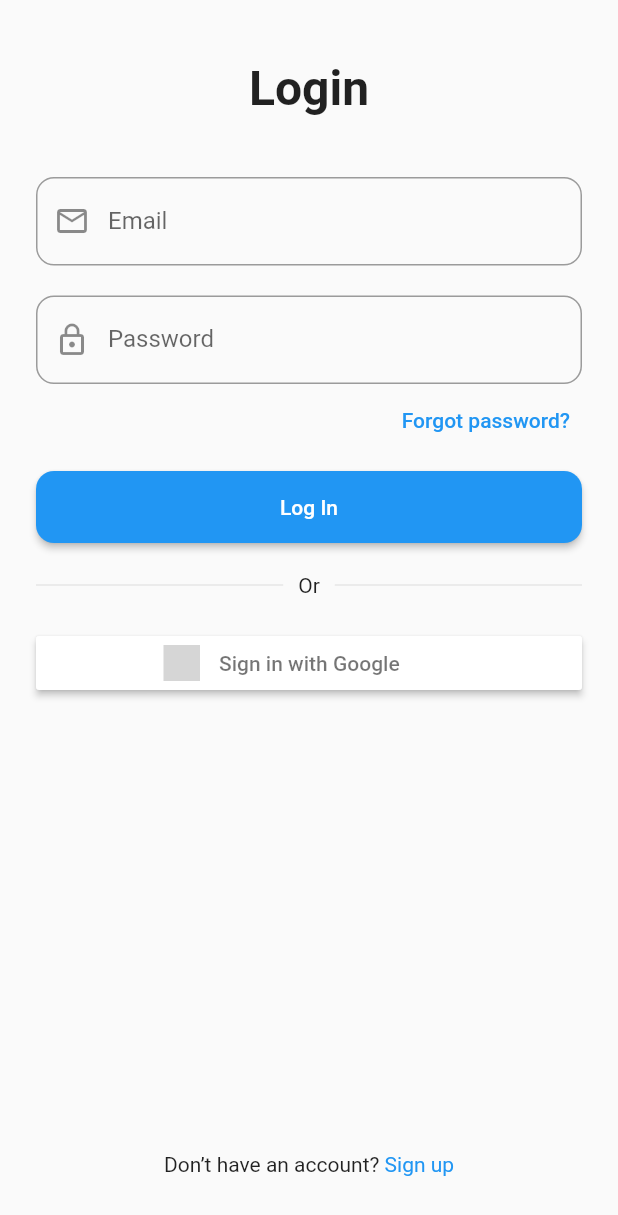
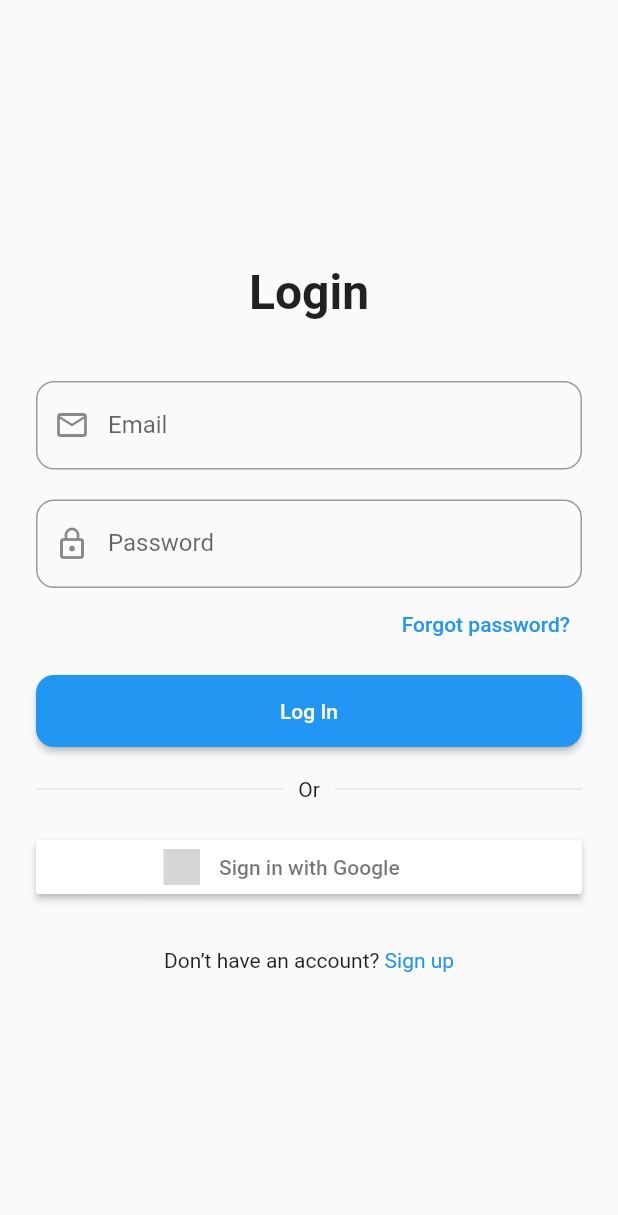
Before and after one commit to ExamSolving/AuthDemo, a Flutter app: the screen it shows after launch, on a phone screen of 412 x 824 dp. Shown: the top 1215 px of the screen. Run offline on Flutter 3.47's test engine with Material 3 defaults, Android fonts, the phone set to English and light mode, and no system bars; our stand-ins replace firebase_auth, firebase_core, flutter_signin_button; accounts and stored records are empty; grey boxes are pictures that could not be loaded.

Commit message:
second commit

```diff
--- a/lib/login_screen.dart
+++ b/lib/login_screen.dart
@@ -9,9 +9,10 @@ class LoginScreen extends StatelessWidget {
     return Scaffold(
       body: SafeArea(
         child: Padding(
-          padding: const EdgeInsets.symmetric(horizontal: 24, vertical: 40),
+          padding: const EdgeInsets.symmetric(horizontal: 24, vertical: 50),
           child: Column(
             crossAxisAlignment: CrossAxisAlignment.stretch,
+            mainAxisAlignment: MainAxisAlignment.center,
             children: [
               const Text(
                 'Login',
@@ -74,7 +75,7 @@ class LoginScreen extends StatelessWidget {
                 Buttons.Google,
                 onPressed: () {},
               ),
-              const Spacer(),
+              SizedBox(height: 30),
               Row(
                 mainAxisAlignment: MainAxisAlignment.center,
                 children: [
--- a/lib/main.dart
+++ b/lib/main.dart
@@ -1,5 +1,6 @@
 import 'package:auth_demo/login_screen.dart';
 import 'package:auth_demo/signup_screen.dart';
+import 'package:auth_demo/wrapper_screen.dart';
 import 'package:firebase_core/firebase_core.dart';
 import 'package:flutter/material.dart';
 
@@ -20,7 +21,8 @@ class MyApp extends StatelessWidget {
       theme: ThemeData(useMaterial3: false),
       initialRoute: '/',
       routes: {
-        '/': (_) => const LoginScreen(),
+        '/': (_) => const WrapperScreen(),
+        '/login': (_) => const LoginScreen(),
         '/signup': (_) => const SignUpScreen(),
       },
     );
--- a/lib/wrapper_screen.dart
+++ b/lib/wrapper_screen.dart
@@ -1,3 +1,6 @@
+import 'package:auth_demo/home_screen.dart';
+import 'package:auth_demo/login_screen.dart';
+import 'package:firebase_auth/firebase_auth.dart';
 import 'package:flutter/material.dart';
 
 class WrapperScreen extends StatefulWidget {
@@ -10,6 +13,14 @@ class WrapperScreen extends StatefulWidget {
 class _WrapperScreenState extends State<WrapperScreen> {
   @override
   Widget build(BuildContext context) {
-    return Container();
+    return StreamBuilder(
+        stream: FirebaseAuth.instance.authStateChanges(),
+        builder: (context, snapshot) {
+          if (snapshot.hasData) {
+            return HomeScreen();
+          } else {
+            return LoginScreen();
+          }
+        });
   }
 }
```
Also changed, not shown: lib/home_screen.dart (+81 -7 lines), lib/signup_screen.dart (+4 -3 lines).
